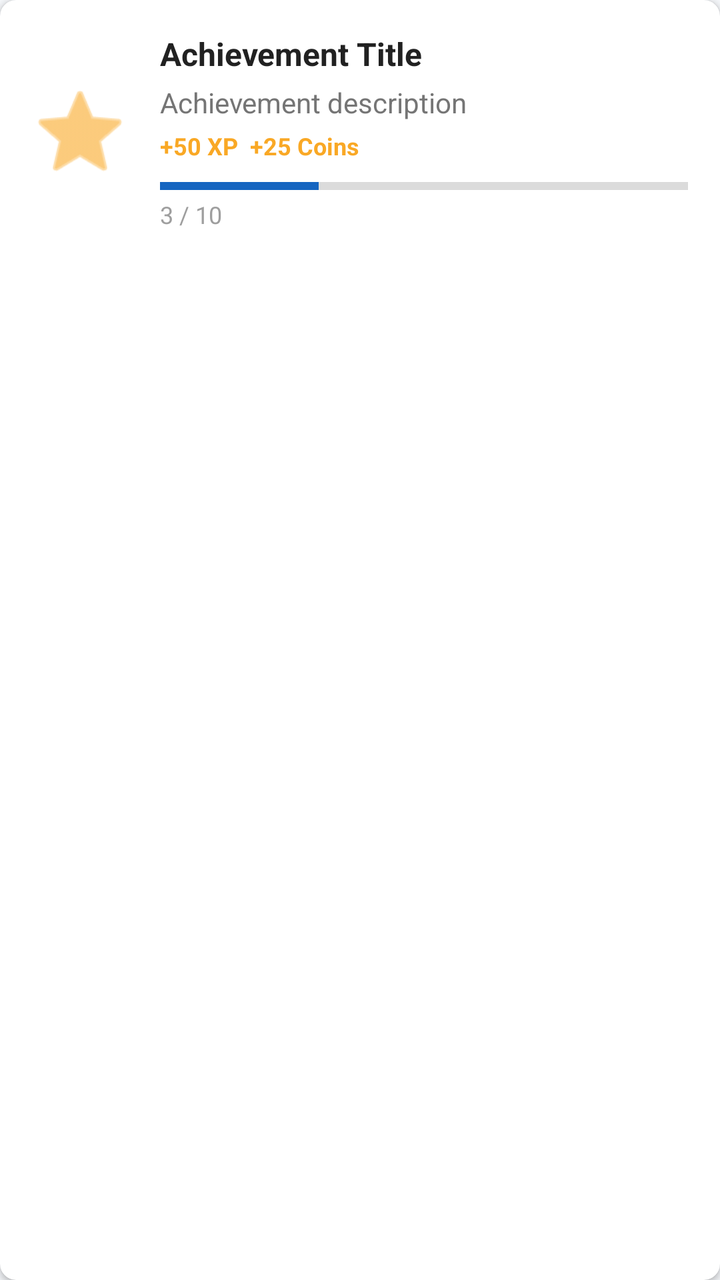
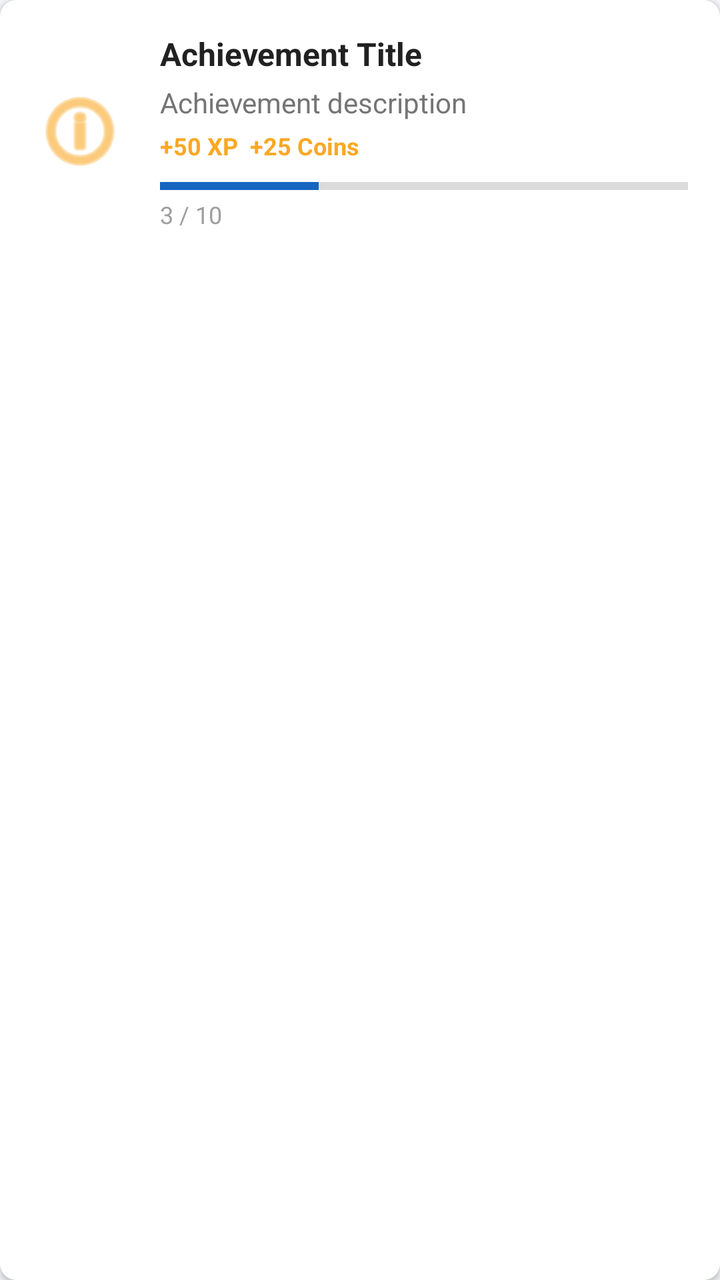

The first picture is an Android layout as it rendered before a commit; the second is the same layout after the commit. The layout source and the unified diff follow.
<!-- AndroidManifest.xml: application theme Theme.Learn2Survive -->
<!-- res/layout/item_achievement.xml -->
<?xml version="1.0" encoding="utf-8"?>
<androidx.cardview.widget.CardView xmlns:android="http://schemas.android.com/apk/res/android"
    xmlns:app="http://schemas.android.com/apk/res-auto"
    android:layout_width="match_parent"
    android:layout_height="wrap_content"
    android:layout_margin="8dp"
    app:cardCornerRadius="8dp"
    app:cardElevation="2dp">

    <RelativeLayout
        android:layout_width="match_parent"
        android:layout_height="wrap_content"
        android:padding="16dp">

        <ImageView
            android:id="@+id/achievementIcon"
            android:layout_width="48dp"
            android:layout_height="48dp"
            android:src="@android:drawable/ic_menu_star"
            android:tint="@color/accent"
            android:layout_alignParentStart="true"
            android:layout_centerVertical="true" />

        <LinearLayout
            android:layout_width="match_parent"
            android:layout_height="wrap_content"
            android:layout_toEndOf="@id/achievementIcon"
            android:layout_marginStart="16dp"
            android:orientation="vertical">

            <TextView
                android:id="@+id/achievementTitle"
                android:layout_width="wrap_content"
                android:layout_height="wrap_content"
                android:text="Achievement Title"
                android:textSize="16sp"
                android:textColor="@color/text_primary"
                android:textStyle="bold" />

            <TextView
                android:id="@+id/achievementDescription"
                android:layout_width="wrap_content"
                android:layout_height="wrap_content"
                android:text="Achievement description"
                android:textSize="14sp"
                android:textColor="@color/text_secondary"
                android:layout_marginTop="4dp" />

            <TextView
                android:id="@+id/rewardText"
                android:layout_width="wrap_content"
                android:layout_height="wrap_content"
                android:text="+50 XP  +25 Coins"
                android:textSize="12sp"
                android:textColor="@color/accent"
                android:textStyle="bold"
                android:layout_marginTop="4dp" />

            <ProgressBar
                android:id="@+id/progressBar"
                style="?android:attr/progressBarStyleHorizontal"
                android:layout_width="match_parent"
                android:layout_height="8dp"
                android:layout_marginTop="8dp"
                android:progress="30"
                android:max="100"
                android:progressTint="@color/primary" />

            <TextView
                android:id="@+id/progressText"
                android:layout_width="wrap_content"
                android:layout_height="wrap_content"
                android:text="3 / 10"
                android:textSize="12sp"
                android:textColor="@color/text_hint"
                android:layout_marginTop="2dp" />
        </LinearLayout>

        <View
            android:id="@+id/completedOverlay"
            android:layout_width="match_parent"
            android:layout_height="match_parent"
            android:background="@color/success"
            android:alpha="0.1"
            android:visibility="gone" />

    </RelativeLayout>

</androidx.cardview.widget.CardView>
<!-- resources referenced by this layout -->
<resources>
  <color name="accent">#F9A825</color>
  <color name="primary">#1565C0</color>
  <color name="success">#4CAF50</color>
  <color name="text_hint">#9E9E9E</color>
  <color name="text_primary">#212121</color>
  <color name="text_secondary">#757575</color>
  <style name="Theme.Learn2Survive" parent="Base.Theme.Learn2Survive" />
  <style name="Base.Theme.Learn2Survive" parent="Theme.Material3.DayNight.NoActionBar">
          
          <item name="colorPrimary">@color/primary</item>
          <item name="colorPrimaryDark">@color/primary_dark</item>
          <item name="colorPrimaryContainer">@color/primary_light</item>
          
          
          <item name="colorSecondary">@color/secondary</item>
          <item name="colorSecondaryContainer">@color/secondary_light</item>
          
          
          <item name="colorAccent">@color/accent</item>
          
          
          <item name="android:colorBackground">@color/background</item>
          <item name="colorSurface">@color/surface</item>
          
          
          <item name="android:textColorPrimary">@color/text_primary</item>
          <item name="android:textColorSecondary">@color/text_secondary</item>
          <item name="android:textColorHint">@color/text_hint</item>
          
          
          <item name="android:statusBarColor">@color/primary</item>
          
          
          <item name="android:windowBackground">@color/background</item>
          
          
          <item name="android:windowLayoutInDisplayCutoutMode" tools:targetApi="o_mr1">shortEdges</item>
      </style>
  <color name="primary_dark">#0D47A1</color>
  <color name="primary_light">#5E92F3</color>
  <color name="secondary">#2E7D32</color>
  <color name="secondary_light">#60AD5E</color>
  <color name="background">#F5F7FA</color>
  <color name="surface">#FFFFFF</color>
</resources>

<!-- the commit's change to res/layout/item_achievement.xml (unified diff, before → after) -->
@@ -16,7 +16,7 @@
             android:id="@+id/achievementIcon"
             android:layout_width="48dp"
             android:layout_height="48dp"
-            android:src="@android:drawable/ic_menu_star"
+            android:src="@android:drawable/ic_menu_info_details"
             android:tint="@color/accent"
             android:layout_alignParentStart="true"
             android:layout_centerVertical="true" />
